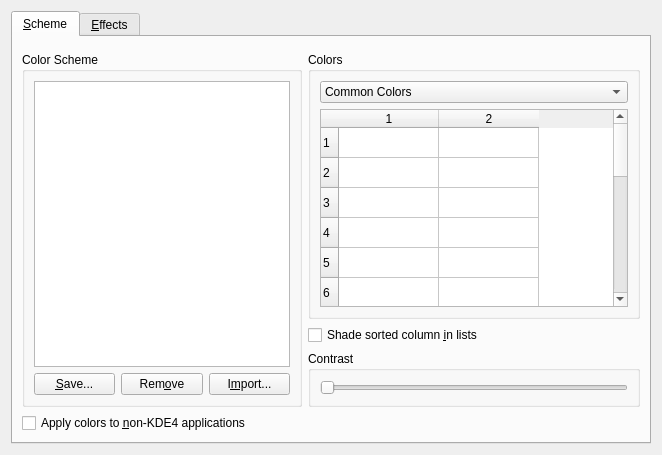
The window that kcontrol/colors/colorsettings.ui (mgottschlag/kwin-tiling) describes before a commit, drawn with Qt 5.
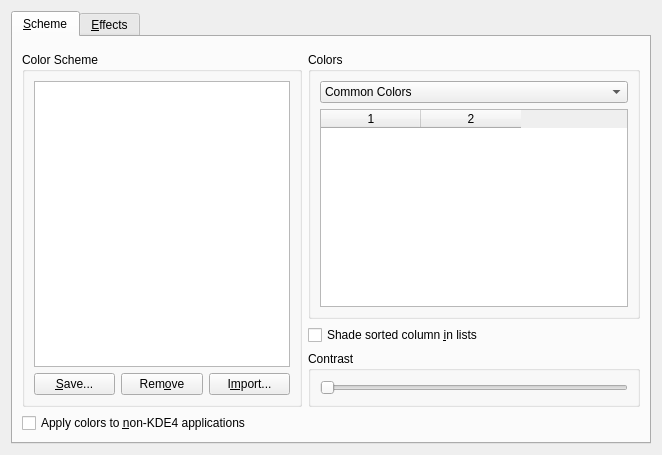
The same window after the commit. Custom widgets are drawn as their Qt base class.

Commit message: add decoration colors, add helper function createColorEntry, remove calculated background colors

```diff
--- a/kcontrol/colors/colorsettings.ui
+++ b/kcontrol/colors/colorsettings.ui
@@ -126,30 +126,9 @@
             <property name="wordWrap" >
              <bool>true</bool>
             </property>
-            <property name="rowCount" >
-             <number>16</number>
-            </property>
             <property name="columnCount" >
              <number>2</number>
             </property>
-            <row/>
-            <row/>
-            <row/>
-            <row/>
-            <row/>
-            <row/>
-            <row/>
-            <row/>
-            <row/>
-            <row/>
-            <row/>
-            <row/>
-            <row/>
-            <row/>
-            <row/>
-            <row/>
-            <column/>
-            <column/>
            </widget>
           </item>
          </layout>
```
Left out of the diff: 3 changed lines with no effect on the pictures. The commit also changes 2 other files.
